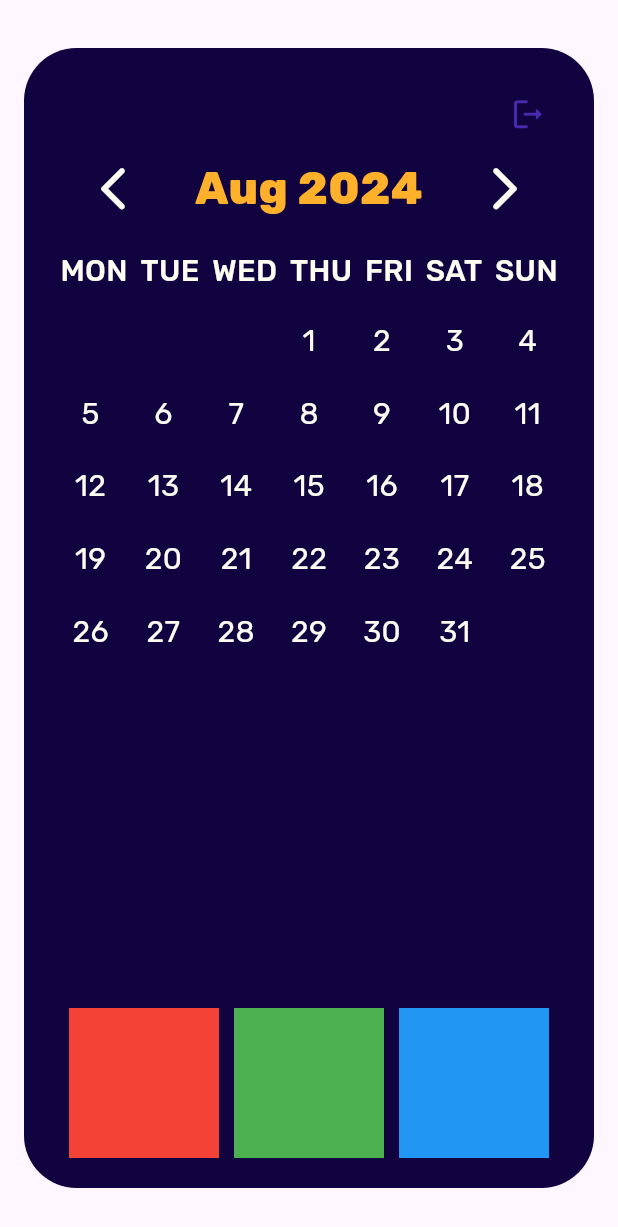
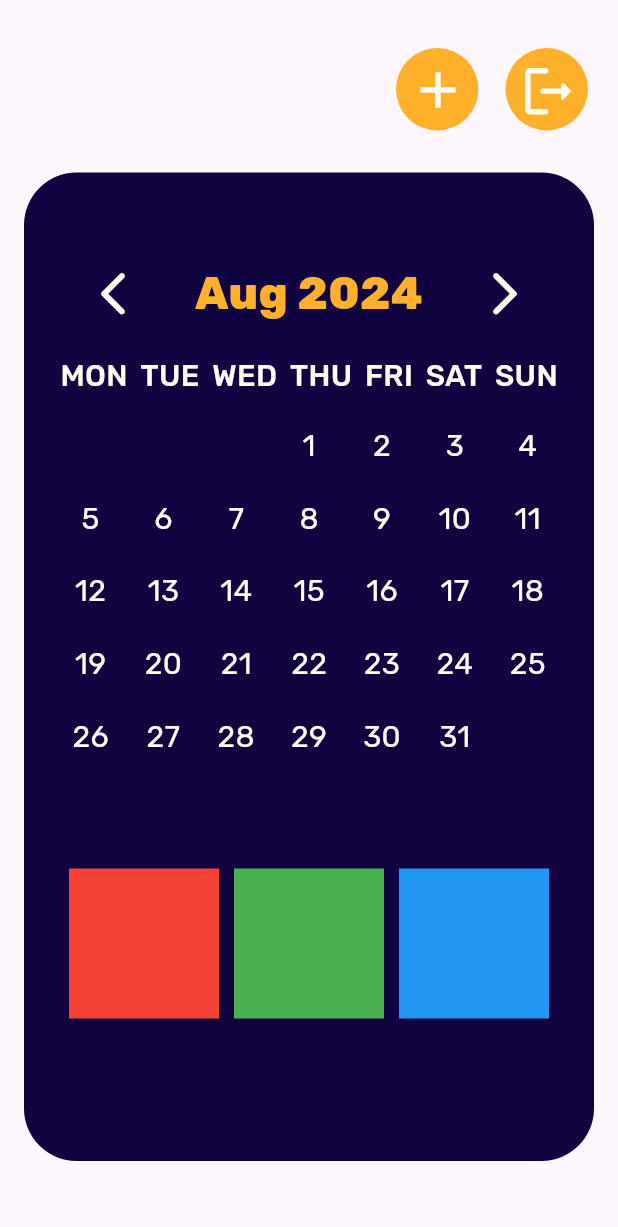
Before and after one commit to crabbylol/theproject1, a Flutter app: the screen it shows once a user with an empty profile is signed in, after a tap on the "close" icon, on a phone screen of 412 x 824 dp. Shown: the top 1227 px of the screen. Run offline on Flutter 3.47's test engine with Material 3 defaults, Android fonts, the phone set to English and light mode, and no system bars; our stand-ins replace cloud_firestore, firebase_auth, firebase_core, fluttertoast, google_fonts; accounts and stored records are empty.

Commit message:
Update calendar.dart

```diff
--- a/lib/calendar.dart
+++ b/lib/calendar.dart
@@ -5,6 +5,7 @@ import 'package:theproject1/auth_service.dart';
 import 'package:theproject1/datedetailspage.dart';
 import 'package:theproject1/day.dart';
 import 'package:theproject1/loginpagewithemail.dart';
+import 'journal.dart';
 
 class CalendarPage extends StatefulWidget {
   final int initialYear;
@@ -41,8 +42,12 @@ class _CalendarPageState extends State<CalendarPage> {
       body: Center(
         child: Stack(
           children: [
+            Padding (
+              padding: EdgeInsets.symmetric(horizontal: 20.0, vertical: 32.0),
+              child:_buildLogoutButton(AuthService(), context),
+            ),
             Padding(
-              padding: const EdgeInsets.symmetric(horizontal: 16.0, vertical: 32.0),
+              padding: const EdgeInsets.only(left: 16.0, right: 16.0, top: 115.0, bottom: 50.0),
               child: _buildMonthNavigation(
                 dayNames: dayNames,
                 daysInMonth: daysInMonth,
@@ -54,17 +59,63 @@ class _CalendarPageState extends State<CalendarPage> {
       ),
     );
   }
-
   Widget _buildLogoutButton(AuthService auth, BuildContext context) {
     return Row(
+      crossAxisAlignment: CrossAxisAlignment.start,
       mainAxisAlignment: MainAxisAlignment.end,
       children: [
-        IconButton(
-          onPressed: () async {
+        GestureDetector(
+          onTap: () {
+            Navigator.push(
+              context,
+              MaterialPageRoute(
+                builder: (context) => JournalPage(),
+              ),
+            );
+          },
+          child: Container(
+            height: 55,
+            width: 55,
+            decoration: BoxDecoration(
+              color: const Color(0xFFFFB12B),
+              shape: BoxShape.circle,
+            ),
+            child: Padding(
+              padding: const EdgeInsets.all(8.0),
+              child: Center(
+                child: Icon(
+                  Icons.add,
+                  size: 40,
+                  color: const Color(0xFFFFFCF2),
+                ),
+              ),
+            ),
+          ),
+        ),
+        SizedBox(width: 18.0),
+        GestureDetector(
+          onTap: () async {
             await auth.signout();
             goToLogin(context);
           },
-          icon: const Icon(Icons.logout_rounded, size: 25, color: Color(0xFF482BAD)),
+          child: Container(
+            height: 55,
+            width: 55,
+            decoration: BoxDecoration(
+              color: const Color(0xFFFFB12B),
+              shape: BoxShape.circle,
+            ),
+            child: Padding(
+              padding: const EdgeInsets.all(8.0),
+              child: Center(
+                child: Icon(
+                  Icons.logout_rounded,
+                  size: 41,
+                  color: const Color(0xFFFFFCF2),
+                ),
+              ),
+            ),
+          ),
         ),
       ],
     );
@@ -76,10 +127,9 @@ class _CalendarPageState extends State<CalendarPage> {
         color: Color(0xFF110340),
         borderRadius: BorderRadius.circular(35),
       ),
-      padding: EdgeInsets.all(20.0),
+      padding: EdgeInsets.only(top:55.0, left: 20.0, right: 20),
       child: Column(
         children: [
-          _buildLogoutButton(AuthService(), context),
           Padding(
             padding: const EdgeInsets.only(bottom: 15.0),
             child: Row(
@@ -192,12 +242,14 @@ class _CalendarPageState extends State<CalendarPage> {
   }
 
   Widget _buildFooter() {
-    return Positioned(
-      bottom: 0,
-      left: 0,
-      right: 0,
+    return Container(
+        decoration: BoxDecoration(
+        color: Color(0xFF110340),
+    borderRadius: BorderRadius.circular(35),
+    ), child: Container(
+      margin: const EdgeInsets.only(bottom: 95.0),
       child: Column(
-          mainAxisAlignment: MainAxisAlignment.center,
+        mainAxisAlignment: MainAxisAlignment.end,
         crossAxisAlignment: CrossAxisAlignment.center,
         children: [
           Row(
@@ -210,8 +262,10 @@ class _CalendarPageState extends State<CalendarPage> {
           ),
         ],
       ),
+    ),
     );
   }
+
 
   Widget _buildColorBox(Color color) {
     return Container(
```
Lines whose indentation alone changed are shown as unchanged.
